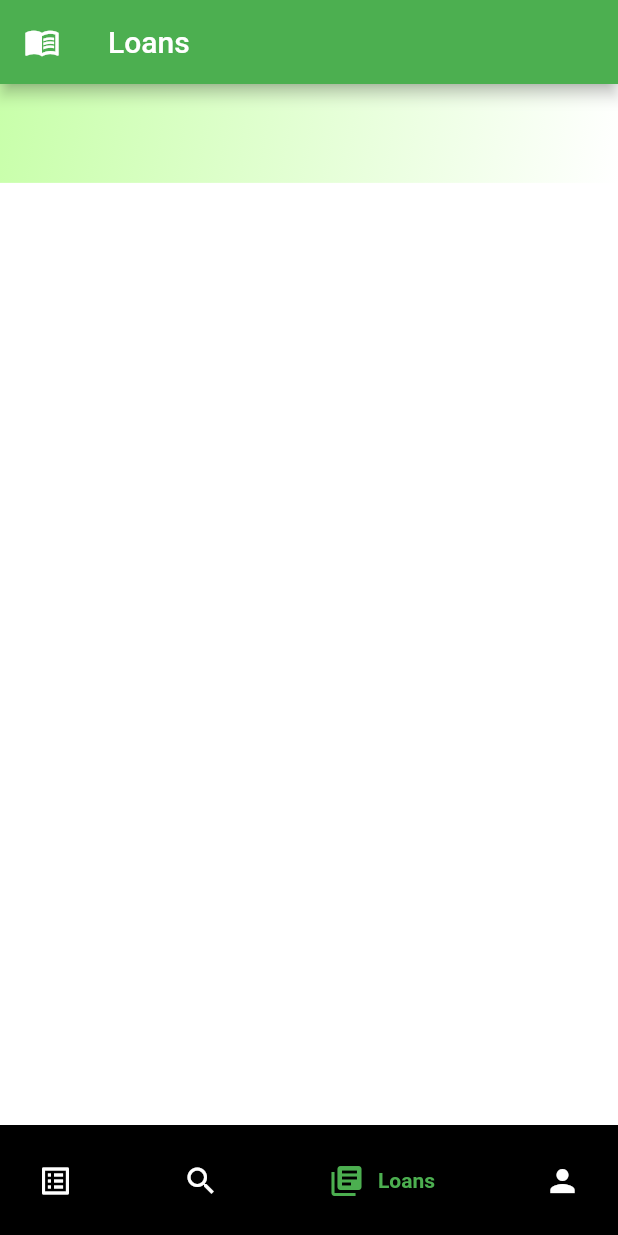
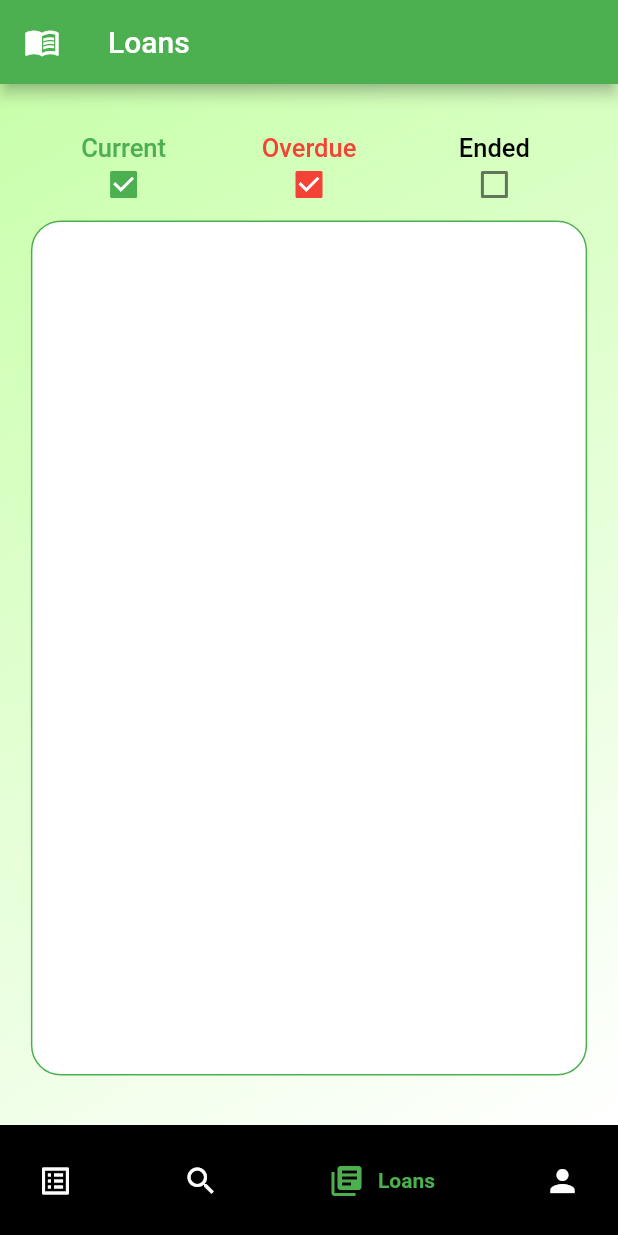
Before and after one commit to Jkm07/BookApp, a Flutter app: the MyHomePage screen opened directly, item 3 of the bottom bar chosen, on a phone screen of 412 x 824 dp. Run offline on Flutter 3.47's test engine with Material 2 defaults, Android fonts, the phone set to English and light mode, and no system bars; drawn by our look-alikes of google_nav_bar, grouped_list; our stand-ins replace carousel_slider, cloud_firestore, confetti, firebase_auth, firebase_core, firebase_storage and 4 more; missing offline and left inert: selectable_list; accounts and stored records are empty; network calls fail.

Commit message:
Add loans history lists

```diff
--- a/Client/lib/databases/loansDatabase.dart
+++ b/Client/lib/databases/loansDatabase.dart
@@ -84,18 +84,23 @@ class LoansDatabase {
         library.libraryID, book.bookID, 1);
   }
 
-  Future<List<Loan>> getUserLoanHistory() async {
+  Future<List<Loan>> getUserLoanHistory({bool current = true, bool overdue = true, bool ended = true}) async {
     String userID = await userDatabase.getUserID();
     final database = FirebaseFirestore.instance.collection("loans");
+
+
     QuerySnapshot<Map<String, dynamic>>? querySnapshot;
-    querySnapshot = await database.where("userID", isEqualTo: userID).get();
+    var queryFilters = database.where("userID", isEqualTo: userID);
+    if(!current && !overdue) queryFilters = queryFilters.where("ended", isEqualTo: true);
+    if(!ended) queryFilters = queryFilters.where("ended", isEqualTo: false);
 
+    querySnapshot = await queryFilters.get();
     final loans =
         querySnapshot.docs.map((doc) => Loan.fromJson(doc.data())).toList();
     return loans;
   }
 
-  Future<List<Loan>> getLibraryLoans() async {
+  Future<List<Loan>> getLibraryLoans({bool current = true, bool overdue = true, bool ended = true}) async {
     String librarianID = await userDatabase.getUserID();
     Library? library = await libraryDatabase.getUserLibrary(librarianID);
 
--- a/Client/lib/screens/accountScreen/adminView.dart
+++ b/Client/lib/screens/accountScreen/adminView.dart
@@ -4,7 +4,7 @@ import 'package:flutter/material.dart';
 import '../../globals.dart';
 import '../addLibrary.dart';
 import '../librariesScreen.dart';
-import '../loanHistory.dart';
+import '../historyLoan/loan_history_user.dart';
 import '../myLoansScreen.dart';
 import '../usersScreen.dart';
 
@@ -43,7 +43,7 @@ Widget adminList(BuildContext context) {
         "Loans history",
         Icons.home_filled,
             () => Navigator.push(context,
-            MaterialPageRoute(builder: ((context) => LoanHistory(screenType: "user")))),
+            MaterialPageRoute(builder: ((context) => const LoanHistoryUser()))),
       ),
       space(),
 
--- a/Client/lib/screens/accountScreen/librarianView.dart
+++ b/Client/lib/screens/accountScreen/librarianView.dart
@@ -1,8 +1,7 @@
 import 'package:client/screens/accountScreen/textButton.dart';
+import 'package:client/screens/historyLoan/loan_history_librarian.dart';
 import 'package:flutter/material.dart';
-
 import '../../globals.dart';
-import '../loanHistory.dart';
 
 Widget librarianList(BuildContext context) {
   return Column(
@@ -16,7 +15,7 @@ Widget librarianList(BuildContext context) {
         () => Navigator.push(
             context,
             MaterialPageRoute(
-                builder: ((context) => LoanHistory(screenType: "librarian")))),
+                builder: ((context) => const LoanHistoryLibrarian()))),
       ),
       space(),
     ],
--- a/Client/lib/screens/accountScreen/userView.dart
+++ b/Client/lib/screens/accountScreen/userView.dart
@@ -3,7 +3,7 @@ import 'package:client/screens/accountScreen/textButton.dart';
 import 'package:flutter/material.dart';
 
 import '../../globals.dart';
-import '../loanHistory.dart';
+import '../historyLoan/loan_history_user.dart';
 
 Widget userList(BuildContext context, UserLibrary user) {
   return Column(
@@ -15,7 +15,7 @@ Widget userList(BuildContext context, UserLibrary user) {
         "Loans history",
         Icons.home_filled,
             () => Navigator.push(context,
-            MaterialPageRoute(builder: ((context) => LoanHistory(screenType: "user")))),
+            MaterialPageRoute(builder: ((context) => const LoanHistoryUser()))),
       ),
       space(),
       textIconButton(
--- a/Client/lib/screens/book/book_footer.dart
+++ b/Client/lib/screens/book/book_footer.dart
@@ -98,8 +98,8 @@ class _BookFooter extends State<BookFooter> {
                     const HorizontalDivider(),
                     TextFeatureList("Issue number", widget._book.issueNumber),
                     const HorizontalDivider(),
-                    // TextFeatureList("Quantity", widget._book.quantity),
-                    // const HorizontalDivider(),
+                    TextFeatureList("Published", widget._book.publishedDate),
+                    const HorizontalDivider(),
                     TextFeatureList("ISBN", widget._book.ISBN),
                     const HorizontalDivider(),
                   ],
--- /dev/null
+++ b/Client/lib/screens/historyLoan/data/loan_monad.dart
@@ -0,0 +1,37 @@
+import 'package:client/globals.dart';
+import 'package:client/models/bookModel/book.dart';
+import 'package:client/models/libraryModel/library.dart';
+import 'package:client/models/loanModel/loan.dart';
+import 'package:client/models/userModel/userLibrary.dart';
+import 'package:flutter/material.dart';
+
+class LoanMonad {
+  final Loan loan;
+  final Library library;
+  final Book book;
+  final UserLibrary user;
+
+  LoanMonad._create(this.loan, this.library, this.book, this.user);
+
+  static Future<LoanMonad> create(
+      Loan loan, Library? library, Book? book, UserLibrary? user) async {
+    Library getLibrary =
+        library ?? await libraryDatabase.getLibrary(loan.libraryID);
+    Book getBook = book ?? await booksDatabase.getBookByID(loan.bookID);
+    UserLibrary getUser = user ?? await userDatabase.refreshUser(loan.userID);
+    return LoanMonad._create(loan, getLibrary, getBook, getUser);
+  }
+
+  String dateText() {
+    String main =
+        "${loan.endDate.day}.${loan.endDate.month}.${loan.endDate.year}";
+    String returnString = loan.ended ? "Returned before: " : "Return to: ";
+    return returnString + main;
+  }
+
+  Color colorOfLoan(BuildContext context) {
+    if (loan.ended) return Colors.grey;
+    if (loan.endDate.isBefore(DateTime.now())) return Theme.of(context).colorScheme.error;
+    return Theme.of(context).colorScheme.background;
+  }
+}
--- /dev/null
+++ b/Client/lib/screens/historyLoan/item/filter_checkbox.dart
@@ -0,0 +1,37 @@
+import 'package:flutter/material.dart';
+
+class FilterCheckBox extends StatelessWidget {
+  final String label;
+  final void Function(bool?) onPress;
+  final Color color;
+  final bool value;
+
+  const FilterCheckBox(this.value, this.label, this.onPress, this.color,
+      {Key? key})
+      : super(key: key);
+
+  @override
+  Widget build(BuildContext context) {
+    return Expanded(
+      child: Center(
+        child: Wrap(
+          direction: Axis.vertical,
+          crossAxisAlignment: WrapCrossAlignment.center,
+          spacing: -10,
+          children: [
+            Text(
+              label,
+              style: TextStyle(
+                  fontSize: 17, fontWeight: FontWeight.w500, color: color),
+            ),
+            Checkbox(
+              activeColor: color,
+              value: value,
+              onChanged: onPress,
+            ),
+          ],
+        ),
+      ),
+    );
+  }
+}
--- /dev/null
+++ b/Client/lib/screens/historyLoan/loan_history_user.dart
@@ -0,0 +1,126 @@
+import 'package:client/globals.dart';
+import 'package:client/models/loanModel/loan.dart';
+import 'data/loan_monad.dart';
+import 'package:collection/collection.dart';
+import 'package:flutter/material.dart';
+import 'package:client/models/libraryModel/library.dart';
+import 'package:grouped_list/grouped_list.dart';
+import 'item/loan_library_header.dart';
+import 'item/loan_history_item.dart';
+import 'item/filter_checkbox.dart';
+
+class LoanHistoryUser extends StatefulWidget {
+  const LoanHistoryUser({Key? key}) : super(key: key);
+
+  @override
+  State<LoanHistoryUser> createState() => _LoanHistoryUserState();
+}
+
+class _LoanHistoryUserState extends State<LoanHistoryUser> {
+  //Filters
+  bool current = true;
+  bool overdue = true;
+  bool ended = false;
+
+  Future<List<LoanMonad>> getLoansGroup() async {
+    var loans = await loansDatabase.getUserLoanHistory(
+        current: current, overdue: overdue, ended: ended);
+
+    Iterable<Loan> loanFilter = loans;
+    if (!current) {
+      loanFilter = loanFilter
+          .where((l) => !l.ended && l.endDate.isBefore(DateTime.now()));
+    }
+    if (!overdue) {
+      loanFilter = loanFilter
+          .where((l) => !l.ended && l.endDate.isAfter(DateTime.now()));
+    }
+    loans = loanFilter.toList();
+
+    List<LoanMonad> out = [];
+    for (var loan in loans) {
+      var library = out.firstWhereOrNull(
+          (element) => loan.libraryID == element.library.libraryID);
+      var book =
+          out.firstWhereOrNull((element) => loan.bookID == element.book.bookID);
+      var user =
+          out.firstWhereOrNull((element) => loan.userID == element.user.userID);
+      out.add(await LoanMonad.create(
+          loan, library?.library, book?.book, user?.user));
+    }
+    return out;
+  }
+
+  @override
+  Widget build(BuildContext context) {
+    return FutureBuilder(
+        future: getLoansGroup(),
+        builder: (context, snapshot) {
+          if (snapshot.hasData) {
+            return Container(
+              margin: paddingGlobal,
+              child: Column(
+                children: [
+                  Row(
+                    mainAxisAlignment: MainAxisAlignment.center,
+                    children: [
+                      FilterCheckBox(
+                          current,
+                          "Current",
+                          (f) => setState(() {
+                                current = f!;
+                              }),
+                          Theme.of(context).colorScheme.primary),
+                      FilterCheckBox(
+                          overdue,
+                          "Overdue",
+                          (f) => setState(() {
+                                overdue = f!;
+                              }),
+                          Theme.of(context).colorScheme.error),
+                      FilterCheckBox(
+                          ended,
+                          "Ended",
+                          (f) => setState(() {
+                                ended = f!;
+                              }),
+                          Theme.of(context).colorScheme.secondary)
+                    ],
+                  ),
+                  Expanded(
+                    child: Container(
+                      decoration: BoxDecoration(
+                          color: Theme.of(context).colorScheme.background,
+                          border: Border.all(
+                            color: Theme.of(context).colorScheme.primary,
+                          ),
+                          borderRadius: BorderRadius.circular(20)),
+                      child: ClipRRect(
+                        borderRadius: BorderRadius.circular(20),
+                        child: GroupedListView<LoanMonad, Library>(
+                          groupSeparatorBuilder: (library) =>
+                              LoanLibraryHeader(library),
+                          elements: snapshot.data!,
+                          groupBy: (element) => element.library,
+                          groupComparator: (l1, l2) =>
+                              l1.libraryID == l2.libraryID ? 0 : 1,
+                          separator: const Divider(
+                            color: Colors.black,
+                            height: 1,
+                            thickness: 1,
+                          ),
+                          itemBuilder: (context, element) =>
+                              LoanHistoryItem(element),
+                        ),
+                      ),
+                    ),
+                  ),
+                ],
+              ),
+            );
+          } else {
+            return const Center(child: CircularProgressIndicator());
+          }
+        });
+  }
+}
--- a/Client/lib/screens/home/home_screen.dart
+++ b/Client/lib/screens/home/home_screen.dart
@@ -1,6 +1,6 @@
 import 'package:client/screens/accountScreen/accountScreen.dart';
 import 'package:client/screens/home/main_background.dart';
-import 'package:client/screens/loanHistory.dart';
+import 'package:client/screens/historyLoan/loan_history_user.dart';
 import 'package:client/screens/myLoansScreen.dart';
 import 'package:client/screens/searchScreen.dart';
 import 'package:flutter/foundation.dart';
@@ -28,7 +28,7 @@ class _MyHomePageState extends State<MyHomePage> with TickerProviderStateMixin {
       case 1:
         return global.setScreen(const SearchScreen(), title: "Search book");
       case 2:
-        return global.setScreen(LoanHistory(screenType: 'user'), title: "Loans");
+        return global.setScreen(const LoanHistoryUser(), title: "Loans");
       case 3:
         return global.setScreen(const AccountScreen(), title: "Settings");
     }
--- a/Client/lib/screens/loanHistory.dart
+++ /dev/null
@@ -1,48 +0,0 @@
-import 'package:client/globals.dart';
-import 'package:client/menuItems/loanHistoryElement.dart';
-import 'package:flutter/material.dart';
-
-class LoanHistory extends StatefulWidget {
-  LoanHistory({Key? key, required this.screenType}) : super(key: key);
-
-  String screenType;
-
-  @override
-  State<LoanHistory> createState() => _LoanHistoryState();
-}
-
-class _LoanHistoryState extends State<LoanHistory> {
-  @override
-  Widget build(BuildContext context) {
-    return FutureBuilder(
-        future: widget.screenType == "user"
-            ? loansDatabase.getUserLoanHistory()
-            : loansDatabase.getLibraryLoans(),
-        builder: (context, snapshot) {
-          if (snapshot.hasData) {
-            return SingleChildScrollView(
-              padding: paddingGlobal,
-              child: ListView.separated(
-                primary: false,
-                shrinkWrap: true,
-                itemCount: snapshot.data!.length,
-                separatorBuilder: (context, index) {
-                  return space();
-                },
-                itemBuilder: (context, index) {
-                  return LoanHistoryElement(
-                    loan: snapshot.data![index],
-                    screenType: widget.screenType,
-                    callBack: () {
-                      setState(() {});
-                    },
-                  );
-                },
-              ),
-            );
-          } else {
-            return const Center(child: CircularProgressIndicator());
-          }
-        });
-  }
-}
--- a/Client/pubspec.yaml
+++ b/Client/pubspec.yaml
@@ -54,6 +54,8 @@ dependencies:
   selectable_list: ^0.1.1
   confetti: ^0.7.0
   lottie: ^2.3.2
+  grouped_list: ^5.1.2
+  collection: ^1.17.0
 
 dev_dependencies:
   flutter_test:
```
Also changed, not shown: Client/lib/lists/loanHistoryList.dart (deleted, +0 -46 lines), Client/lib/screens/historyLoan/item/loan_history_item.dart (added, +32 -0 lines), Client/lib/screens/historyLoan/item/loan_library_header.dart (added, +35 -0 lines), Client/lib/screens/historyLoan/item/loan_user_header.dart (added, +34 -0 lines), Client/lib/screens/historyLoan/loan_history_librarian.dart (added, +125 -0 lines), Client/pubspec.lock.
